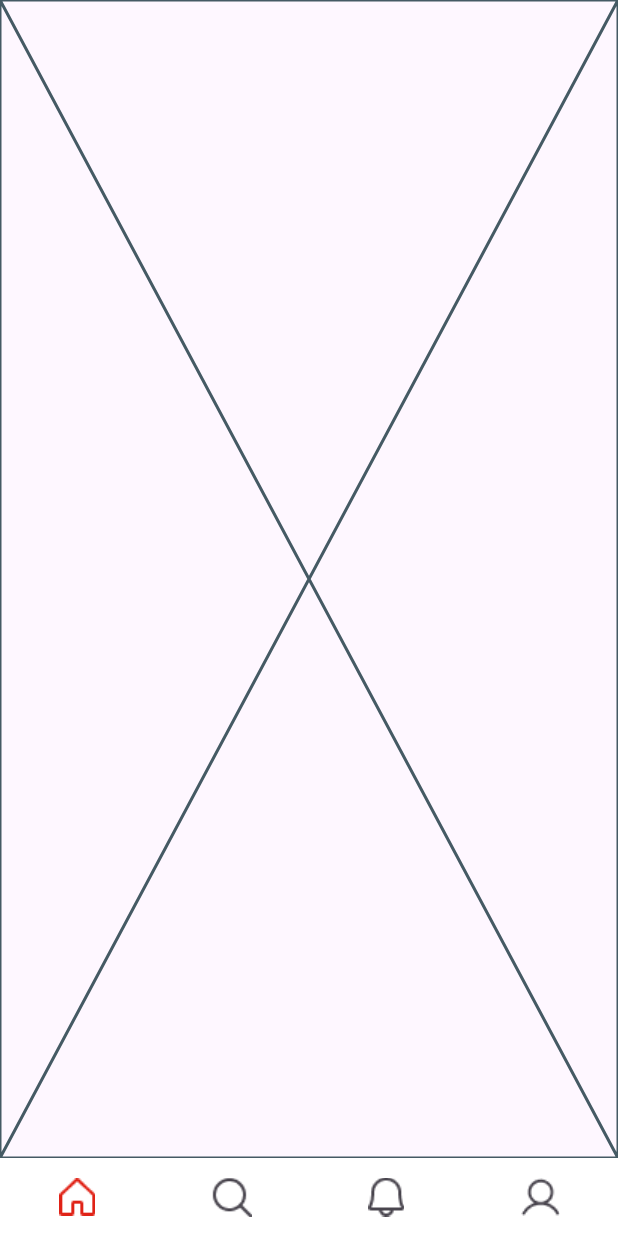
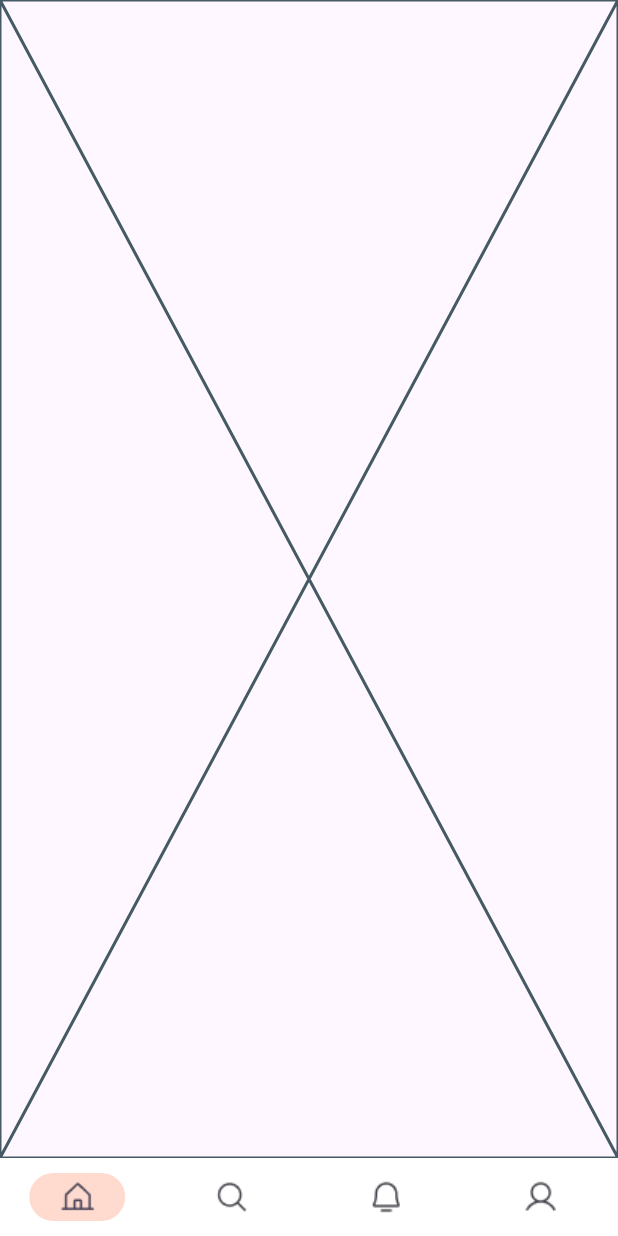
Before and after one commit to Capstone-Tim-15/e-complaint-mobile, a Flutter app: the BottomNavigation screen opened directly, on a phone screen of 412 x 824 dp. Run offline on Flutter 3.47's test engine with Material 2 defaults, Android fonts, the phone set to English and light mode, and no system bars; statements that could not run were skipped.

Commit message:
Updating Bottom Navigation

```diff
--- a/e_complaint/lib/views/widget/bottom_nav.dart
+++ b/e_complaint/lib/views/widget/bottom_nav.dart
@@ -15,7 +15,7 @@ class _BottomNavigationState extends State<BottomNavigation> {
   Widget build(BuildContext context) {
     return Scaffold(
       bottomNavigationBar: NavigationBar(
-        indicatorColor: Colors.white,
+        indicatorColor: const Color.fromARGB(255, 255, 219, 207),
         height: 52,
         backgroundColor: Colors.white,
         labelBehavior: NavigationDestinationLabelBehavior.alwaysHide,
@@ -28,45 +28,41 @@ class _BottomNavigationState extends State<BottomNavigation> {
         destinations: const [
           NavigationDestination(
               selectedIcon: ImageIcon(
-                size: 32,
-                color: Color.fromARGB(255, 224, 34, 22),
-                AssetImage('assets/icons/icon_home.png'),
+                size: 24,
+                AssetImage('assets/icons/icon_home_hover.png'),
               ),
               icon: ImageIcon(
-                size: 32,
+                size: 24,
                 AssetImage('assets/icons/icon_home.png'),
               ),
               label: 'Home'),
           NavigationDestination(
               selectedIcon: ImageIcon(
-                size: 32,
-                color: Color.fromARGB(255, 224, 34, 22),
-                AssetImage('assets/icons/icon_search.png'),
+                size: 24,
+                AssetImage('assets/icons/icon_search_hover.png'),
               ),
               icon: ImageIcon(
-                size: 32,
+                size: 24,
                 AssetImage('assets/icons/icon_search.png'),
               ),
               label: 'Search'),
           NavigationDestination(
               selectedIcon: ImageIcon(
-                size: 32,
-                color: Color.fromARGB(255, 224, 34, 22),
-                AssetImage('assets/icons/icon_notification.png'),
+                size: 24,
+                AssetImage('assets/icons/icon_notification_hover.png'),
               ),
               icon: ImageIcon(
-                size: 32,
+                size: 24,
                 AssetImage('assets/icons/icon_notification.png'),
               ),
               label: 'Notification'),
           NavigationDestination(
               selectedIcon: ImageIcon(
-                size: 32,
-                color: Color.fromARGB(255, 224, 34, 22),
-                AssetImage('assets/icons/icon_profile.png'),
+                size: 24,
+                AssetImage('assets/icons/icon_profile_hover.png'),
               ),
               icon: ImageIcon(
-                size: 32,
+                size: 24,
                 AssetImage('assets/icons/icon_profile.png'),
               ),
               label: 'Profile'),
```
Also changed, not shown: e_complaint/assets/icons/icon_home.png, e_complaint/assets/icons/icon_home_hover.png, e_complaint/assets/icons/icon_notification.png, e_complaint/assets/icons/icon_notification_hover.png, e_complaint/assets/icons/icon_profile.png, e_complaint/assets/icons/icon_profile_hover.png, e_complaint/assets/icons/icon_search.png, e_complaint/assets/icons/icon_search_hover.png.
